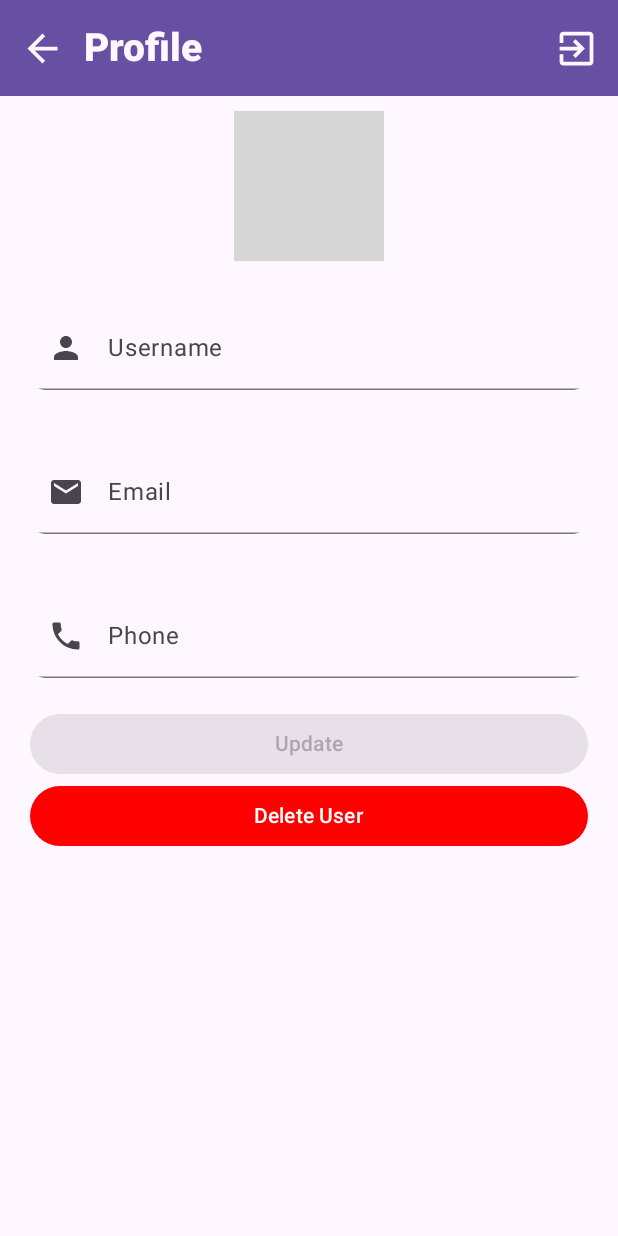
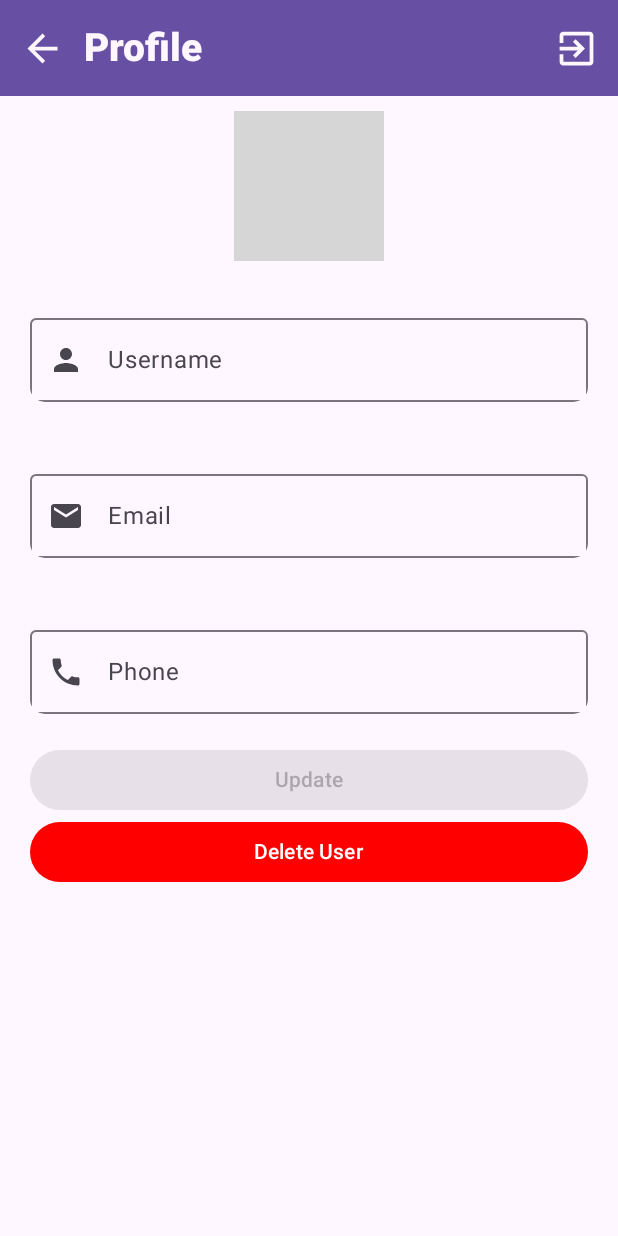
Before and after one commit to JorgeValenciaAbad/MyPetsApp, an Android app built with Jetpack Compose: the composable ProfileScreen shown on its own in the app's theme, on a phone screen of 412 x 824 dp. Run offline under Robolectric (Android 15) with nearby library versions, the phone set to English and light mode, and no system bars; our stand-ins replace Dagger/Hilt's generated code, livedata-compose; network calls fail; pictures from the network do not load; 3 statements that could not run were skipped; grey boxes are pictures that could not be loaded.

Commit message:
select del formulario de solicitud de adopcio, boton de eliminar de profile

```diff
--- a/app/build.gradle
+++ b/app/build.gradle
@@ -55,7 +55,7 @@ dependencies {
     implementation 'androidx.activity:activity-compose:1.3.1'
     implementation "androidx.compose.ui:ui:$compose_version"
     implementation "androidx.compose.ui:ui-tooling-preview:$compose_version"
-    implementation 'androidx.compose.material3:material3:1.1.0-alpha08'
+    implementation 'androidx.compose.material3:material3:1.2.0-alpha01'
     implementation 'com.squareup.retrofit2:retrofit:2.9.0'
     implementation 'com.squareup.retrofit2:converter-gson:2.9.0'
     implementation "androidx.compose.material3:material3:1.0.1"
--- a/app/src/main/java/com/example/mypets/data/remote/MyPetsApi.kt
+++ b/app/src/main/java/com/example/mypets/data/remote/MyPetsApi.kt
@@ -13,8 +13,8 @@ interface MyPetsApi {
 
     @POST("/api/user/login")
     fun login (@Body user: User): Call<String>
-    @POST("/api/user/adduser")
-    fun register (@Body user: User): Call<String>
+    @POST("/api/user/register")
+    fun register (@Body user: User): Call<BaseResponse>
     @GET("/api/pet")
     fun getPets(@Header("Authorization") token: String?):Call<List<Pet>>
     @GET("/api/pet/types")
@@ -26,15 +26,17 @@ interface MyPetsApi {
     @GET("api/pet/type/{type}")
     fun getPetsType(@Header("Authorization") token: String?, @Path("type") type: String):Call<List<Pet>>
     @PUT("/api/user")
-    fun updateUser(@Header("Authorization") token: String?,@Body user: User): Call<User>
+    fun updateUser(@Header("Authorization") token: String?,@Body user: User): Call<BaseResponse>
     @Multipart
     @POST("/api/pet/complaint")
-    fun addComplaint(@Header("Authorization") token: String?, @Part image: MultipartBody.Part, @Query("summary") text:String): Call<Int>
+    fun addComplaint(@Header("Authorization") token: String?, @Part image: MultipartBody.Part, @Query("summary") text:String): Call<BaseResponse>
     @GET("/api/pet/complaint")
     fun getComplaint(@Header("Authorization") token: String?): Call<List<PetMiss>>
     @Multipart
     @PUT("/api/user/image")
-    fun changeAvatar (@Header("Authorization") token: String?, @Part image: MultipartBody.Part): Call<Int>
+    fun changeAvatar (@Header("Authorization") token: String?, @Part image: MultipartBody.Part): Call<BaseResponse>
     @POST("/api/demand")
     fun adoption (@Header("Authorization") token: String?, @Body requestAdoption: RequestAdoption): Call<BaseResponse>
+    @DELETE("/api/user/{id}")
+    fun deleteUser (@Header("Authorization") token: String?, @Path("id") id: Int): Call<BaseResponse>
 }
--- a/app/src/main/java/com/example/mypets/domain/model/User.kt
+++ b/app/src/main/java/com/example/mypets/domain/model/User.kt
@@ -4,11 +4,11 @@ import java.io.Serializable
 
 class User: Serializable {
 
-    private var id : Int = 0
+    var id : Int = 0
     var name: String = ""
     private var pass: String? = ""
     var email: String? = ""
-    var phone: String = ""
+    var phone: String? = null
     var image: String = ""
 
 
@@ -34,6 +34,8 @@ class User: Serializable {
         this.name = ""
         this.pass = ""
         this.email = ""
+        this.phone = null
+        this.image = ""
     }
     override fun toString(): String {
         return "User(name='$name', phone=$phone, email='$email')"
--- a/app/src/main/java/com/example/mypets/domain/repository/PetsRepository.kt
+++ b/app/src/main/java/com/example/mypets/domain/repository/PetsRepository.kt
@@ -12,12 +12,12 @@ interface PetsRepository {
     suspend fun register(user: User):Int
     suspend fun getPets(): List<Pet>?
     suspend fun getPet(id:Int): Pet?
-    suspend fun adoption(id: Int): Int
+    suspend fun deleteUser(id: Int): BaseResponse?
     suspend fun getUser(): User?
     suspend fun filter(type: String): List<Pet>?
     suspend fun logout ()
     suspend fun getTypes(): List<String>?
-    suspend fun updateUser(user: User):User?
+    suspend fun updateUser(user: User): BaseResponse?
     suspend fun addComplaint(image: MultipartBody.Part, text: String): Int
     suspend fun getComplaint(): List<PetMiss>?
     suspend fun changeAvatar(image: MultipartBody.Part): Int
--- a/app/src/main/java/com/example/mypets/ui/Common_components.kt
+++ b/app/src/main/java/com/example/mypets/ui/Common_components.kt
@@ -33,7 +33,7 @@ import com.example.mypets.R
 import com.example.mypets.domain.model.BaseResponse
 import com.example.mypets.domain.model.Pet
 import com.example.mypets.domain.model.PetMiss
-import com.example.mypets.ui.apply_adoption.ApplyAdoptionViewModel
+import com.example.mypets.ui.apply_adoption.RequestAdoptionViewModel
 import com.example.mypets.ui.navigation.Destination
 import com.example.mypets.ui.pet.PetViewModel
 import com.example.mypets.ui.profile.ProfileViewModel
@@ -163,14 +163,14 @@ fun LoadingScreen() {
     }
 }
 
-@OptIn(ExperimentalMaterial3Api::class, ExperimentalComposeUiApi::class)
+@OptIn(ExperimentalComposeUiApi::class)
 @Composable
 fun UserName(
     keyboardController: SoftwareKeyboardController?,
     username: String,
     onTextFieldChanged: (String) -> Unit
 ) {
-    TextField(
+    OutlinedTextField(
         value = username,
         onValueChange = onTextFieldChanged,
         label = { Text(text = "Username") },
@@ -181,21 +181,20 @@ fun UserName(
             .clip(RoundedCornerShape(10.dp)),
         singleLine = true,
 
-        colors = TextFieldDefaults.outlinedTextFieldColors(),
         leadingIcon = { Icon(imageVector = Icons.Filled.Person, contentDescription = "User") },
         keyboardOptions = KeyboardOptions(imeAction = ImeAction.Done),
         keyboardActions = KeyboardActions(onDone = { keyboardController?.hide() }),
     )
 }
 
-@OptIn(ExperimentalMaterial3Api::class, ExperimentalComposeUiApi::class)
+@OptIn(ExperimentalComposeUiApi::class)
 @Composable
 fun UserEmail(
     keyboardController: SoftwareKeyboardController?,
     email: String,
     onTextFieldChanged: (String) -> Unit
 ) {
-    TextField(
+    OutlinedTextField(
         value = email,
         onValueChange = onTextFieldChanged,
         label = { Text(text = "Email") },
@@ -210,20 +209,20 @@ fun UserEmail(
             keyboardType = KeyboardType.Email,
             imeAction = ImeAction.Done
         ),
-        colors = TextFieldDefaults.outlinedTextFieldColors( ),
+        colors = OutlinedTextFieldDefaults.colors(),
         keyboardActions = KeyboardActions(onDone = { keyboardController?.hide() }),
     )
 }
 
-@OptIn(ExperimentalComposeUiApi::class, ExperimentalMaterial3Api::class)
+@OptIn(ExperimentalComposeUiApi::class)
 @Composable
 fun UserPhone(
     keyboardController: SoftwareKeyboardController?,
-    username: String,
+    phone: String?,
     onTextFieldChanged: (String) -> Unit
 ) {
-    TextField(
-        value = username,
+    OutlinedTextField(
+        value = if (phone.isNullOrEmpty()) "" else phone,
         onValueChange = onTextFieldChanged,
         label = { Text(text = "Phone") },
         modifier = Modifier
@@ -232,8 +231,6 @@ fun UserPhone(
             .padding(20.dp)
             .clip(RoundedCornerShape(10.dp)),
         singleLine = true,
-
-        colors = TextFieldDefaults.outlinedTextFieldColors(),
         leadingIcon = { Icon(imageVector = Icons.Filled.Phone, contentDescription = "phone") },
         keyboardOptions = KeyboardOptions(
             keyboardType = KeyboardType.Number,
@@ -244,7 +241,7 @@ fun UserPhone(
 }
 
 
-@OptIn(ExperimentalMaterial3Api::class, ExperimentalComposeUiApi::class)
+@OptIn(ExperimentalComposeUiApi::class)
 @Composable
 fun UserPass(
     keyboardController: SoftwareKeyboardController?,
@@ -255,7 +252,7 @@ fun UserPass(
 
     var isPasswordVisible by remember { mutableStateOf(false) }
 
-    TextField(
+    OutlinedTextField(
         value = password,
         onValueChange = onTextFieldChanged,
         modifier = Modifier
@@ -283,7 +280,6 @@ fun UserPass(
                 }
             }
         },
-        colors = TextFieldDefaults.outlinedTextFieldColors(),
         keyboardOptions = KeyboardOptions(
             keyboardType = KeyboardType.Password,
             imeAction = ImeAction.Done
@@ -292,10 +288,9 @@ fun UserPass(
     )
 }
 
-@OptIn(ExperimentalMaterial3Api::class)
 @Composable
 fun Summary(summary: String, onTextFieldChanged: (String) -> Unit) {
-    TextField(
+    OutlinedTextField(
         value = summary,
         onValueChange = onTextFieldChanged,
         maxLines = 10,
@@ -305,14 +300,12 @@ fun Summary(summary: String, onTextFieldChanged: (String) -> Unit) {
             .fillMaxWidth()
             .padding(20.dp)
             .clip(RoundedCornerShape(10.dp)),
-        colors = TextFieldDefaults.outlinedTextFieldColors()
     )
 }
 
-@OptIn(ExperimentalMaterial3Api::class)
 @Composable
 fun TextFieldForm(label: String, text: String, onTextFieldChanged: (String) -> Unit) {
-    TextField(
+    OutlinedTextField(
         value = text,
         onValueChange = onTextFieldChanged,
         maxLines = 10,
@@ -323,31 +316,27 @@ fun TextFieldForm(label: String, text: String, onTextFieldChanged: (String) -> U
             .fillMaxWidth()
             .padding(20.dp)
             .clip(RoundedCornerShape(10.dp)),
-        colors = TextFieldDefaults.outlinedTextFieldColors()
     )
 }
 
-@OptIn(ExperimentalMaterial3Api::class)
 @Composable
 fun IdentificationFieldForm(label: String, text: String, onTextFieldChanged: (String) -> Unit) {
-    TextField(
+    OutlinedTextField(
         value = text,
         onValueChange = onTextFieldChanged,
         maxLines = 10,
-        isError = !Functions.isValidIdentification(text) && !Functions.isValidIdentificationNIE(text),
+        isError = !Functions.isValidIdentification(text) && !Functions.isValidIdentificationNIE(text) && !Functions.isValidPassport(text) && !Functions.isValidBrp(text),
         label = { Text(text = label) },
         modifier = Modifier
             .wrapContentHeight()
             .fillMaxWidth()
             .padding(20.dp)
             .clip(RoundedCornerShape(10.dp)),
-        colors = TextFieldDefaults.outlinedTextFieldColors()
     )
 }
-@OptIn(ExperimentalMaterial3Api::class)
 @Composable
 fun NumberFieldForm(label: String, number: String, onTextFieldChanged: (String) -> Unit) {
-    TextField(
+    OutlinedTextField(
         value = number,
         onValueChange = onTextFieldChanged,
         maxLines = 10,
@@ -358,13 +347,12 @@ fun NumberFieldForm(label: String, number: String, onTextFieldChanged: (String)
             .fillMaxWidth()
             .padding(20.dp)
             .clip(RoundedCornerShape(10.dp)),
-        colors = TextFieldDefaults.outlinedTextFieldColors()
+        keyboardOptions = KeyboardOptions(keyboardType = KeyboardType.Number)
     )
 }
-@OptIn(ExperimentalMaterial3Api::class)
 @Composable
 fun AddressFieldForm(label: String, text: String, onTextFieldChanged: (String) -> Unit) {
-    TextField(
+    OutlinedTextField(
         value = text,
         onValueChange = onTextFieldChanged,
         maxLines = 10,
@@ -375,7 +363,6 @@ fun AddressFieldForm(label: String, text: String, onTextFieldChanged: (String) -
             .fillMaxWidth()
             .padding(20.dp)
             .clip(RoundedCornerShape(10.dp)),
-        colors = TextFieldDefaults.outlinedTextFieldColors()
     )
 }
 @Composable
@@ -496,7 +483,7 @@ fun Subtitle(text: String) {
 }
 
 @Composable
-fun RadioButtonBoolean(value: Boolean, viewModel: ApplyAdoptionViewModel, code: Int) {
+fun RadioButtonBoolean(value: Boolean, viewModel: RequestAdoptionViewModel, code: Int) {
 
     Row(
         horizontalArrangement = Arrangement.SpaceAround,
--- a/app/src/main/java/com/example/mypets/ui/apply_adoption/ApplyAdoptionViewModel.kt
+++ b/app/src/main/java/com/example/mypets/ui/apply_adoption/RequestAdoptionViewModel.kt
@@ -11,7 +11,7 @@ import dagger.hilt.android.lifecycle.HiltViewModel
 import javax.inject.Inject
 
 @HiltViewModel
-class ApplyAdoptionViewModel @Inject constructor(private val repository: MyPetsRepositoryImpl) :
+class RequestAdoptionViewModel @Inject constructor(private val repository: MyPetsRepositoryImpl) :
     ViewModel() {
 
 
--- a/app/src/main/java/com/example/mypets/ui/profile/ProfileScreen.kt
+++ b/app/src/main/java/com/example/mypets/ui/profile/ProfileScreen.kt
@@ -23,12 +23,14 @@ import androidx.compose.ui.unit.sp
 import androidx.hilt.navigation.compose.hiltViewModel
 import androidx.navigation.NavController
 import androidx.navigation.NavHostController
+import com.example.mypets.domain.model.BaseResponse
 import com.example.mypets.domain.model.User
 import com.example.mypets.ui.*
+import com.example.mypets.ui.navigation.Destination
 import kotlinx.coroutines.runBlocking
 
 @Composable
-fun ProfileScreen(navController: NavHostController, viewModel: ProfileViewModel= hiltViewModel()) {
+fun ProfileScreen(navController: NavHostController, viewModel: ProfileViewModel = hiltViewModel()) {
 
     runBlocking {
         viewModel.getUser()
@@ -36,33 +38,54 @@ fun ProfileScreen(navController: NavHostController, viewModel: ProfileViewModel=
 
     val singlePhotoPickerLauncher = rememberLauncherForActivityResult(
         contract = ActivityResultContracts.PickVisualMedia(),
-        onResult = { uri -> runBlocking {
+        onResult = { uri ->
+            runBlocking {
                 uri?.let { viewModel.changeAvatar(uri) }
                 viewModel.getUser()
-        } }
+            }
+        }
     )
-
+    val response: BaseResponse? by viewModel.response.observeAsState(initial = null)
     val user by viewModel.user.observeAsState(initial = User())
     Column {
         TopBarProfile(navController = navController, viewModel = viewModel)
         LazyColumn(Modifier.fillMaxSize()) {
-            item{
-                Column (
+            item {
+                Column(
                     modifier = Modifier.fillMaxWidth(),
                     horizontalAlignment = Alignment.CenterHorizontally,
                     verticalArrangement = Arrangement.Center
                 ) {
-                    Images(imageName = user.image, modifier = Modifier
+                    Images(
+                        imageName = user.image,
+                        modifier = Modifier
                             .padding(10.dp)
                             .size(100.dp)
                             .clip(CircleShape)
                             .clickable {
                                 singlePhotoPickerLauncher.launch(
                                     PickVisualMediaRequest(ActivityResultContracts.PickVisualMedia.ImageOnly)
-                        ) },)
+                                )
+                            },
+                    )
                     DataUser(user = user, viewModel)
                 }
-                DeleteUser(navController = navController, viewModel = viewModel )
+                Button(
+                    onClick = {
+                        runBlocking {
+                            viewModel.delete(user)
+                            if (response?.code == 0) navController.navigate(Destination.MainScreen.route)
+                        }
+                    }, modifier = Modifier
+                        .fillMaxWidth()
+                        .padding(horizontal = 20.dp),
+                    colors = ButtonDefaults.buttonColors(
+                        containerColor = Color.Red,
+                        contentColor = Color.White
+                    )
+                ) {
+                    Text(text = "Delete User")
+                }
             }
 
         }
@@ -72,12 +95,12 @@ fun ProfileScreen(navController: NavHostController, viewModel: ProfileViewModel=
 
 @OptIn(ExperimentalComposeUiApi::class)
 @Composable
-fun DataUser(user: User, viewModel: ProfileViewModel){
+fun DataUser(user: User, viewModel: ProfileViewModel) {
 
     val keyboardController = LocalSoftwareKeyboardController.current
     val name: String by viewModel.name.observeAsState(initial = user.name)
     val email: String by viewModel.email.observeAsState(initial = user.email.toString())
-    val phone: String by viewModel.phone.observeAsState(initial = user.phone)
+    val phone: String? by viewModel.phone.observeAsState(initial = user.phone)
     val profileEnable: Boolean by viewModel.profileEnable.observeAsState(initial = false)
     Column {
 
@@ -105,18 +128,21 @@ fun DataUser(user: User, viewModel: ProfileViewModel){
                 it
             )
         }
-        Button(onClick = { runBlocking { viewModel.update(user) }}, modifier = Modifier
+        Button(
+            onClick = { runBlocking { viewModel.update(user) } }, modifier = Modifier
                 .fillMaxWidth()
-            .padding(horizontal = 20.dp), enabled = profileEnable ){
-            Text(text= "Update")
+                .padding(horizontal = 20.dp), enabled = profileEnable
+        ) {
+            Text(text = "Update")
         }
 
     }
 
 }
+
 @OptIn(ExperimentalMaterial3Api::class)
 @Composable
-fun TopBarProfile(navController: NavController, viewModel: ProfileViewModel){
+fun TopBarProfile(navController: NavController, viewModel: ProfileViewModel) {
     TopAppBar(
         navigationIcon = { ArrowBackIcon(navController) },
         actions = { LogoutIcon(navController, viewModel) },
@@ -126,22 +152,7 @@ fun TopBarProfile(navController: NavController, viewModel: ProfileViewModel){
                 text = "Profile",
                 fontWeight = FontWeight.ExtraBold,
                 fontSize = 26.sp,
-                color =  MaterialTheme.colorScheme.surface
+                color = MaterialTheme.colorScheme.surface
             )
         })
 }
-
-
-@Composable
-fun DeleteUser(navController: NavController, viewModel: ProfileViewModel){
-    Button(onClick = { viewModel}, modifier = Modifier
-        .fillMaxWidth()
-        .padding(horizontal = 20.dp),
-        colors = ButtonDefaults.buttonColors(
-            containerColor = Color.Red,
-            contentColor = Color.White
-        )
-        ){
-        Text(text = "Delete User")
-    }
-}
--- a/app/src/main/java/com/example/mypets/ui/profile/ProfileViewModel.kt
+++ b/app/src/main/java/com/example/mypets/ui/profile/ProfileViewModel.kt
@@ -6,6 +6,7 @@ import androidx.lifecycle.LiveData
 import androidx.lifecycle.MutableLiveData
 import androidx.lifecycle.ViewModel
 import com.example.mypets.data.MyPetsRepositoryImpl
+import com.example.mypets.domain.model.BaseResponse
 import com.example.mypets.domain.model.User
 import com.example.mypets.util.FileUtils
 import com.example.mypets.util.Functions
@@ -32,6 +33,9 @@ class ProfileViewModel @Inject constructor(@ApplicationContext private val conte
     private val _profileEnable = MutableLiveData<Boolean>()
     val profileEnable: LiveData<Boolean> = _profileEnable
 
+    private val _response = MutableLiveData<BaseResponse>()
+    val response: LiveData<BaseResponse> = _response
+
 
     suspend fun getUser() {
         _user.value = repository.getUser()
@@ -45,7 +49,7 @@ class ProfileViewModel @Inject constructor(@ApplicationContext private val conte
         return repository.changeAvatar(Functions.uriToMultiPartBody(FileUtils.getPath(context,uri)))
     }
 
-    fun onLoginChanged(name: String, email: String, phone: String){
+    fun onLoginChanged(name: String, email: String, phone: String?){
 
         _name.value = name
         _email.value = email
@@ -53,7 +57,6 @@ class ProfileViewModel @Inject constructor(@ApplicationContext private val conte
 
          _profileEnable.value = Functions.isValidEmail(email) && Functions.isValidPhone(phone)|| phone.isNullOrEmpty() && Functions.isValidUser(name)
     }
-
     suspend fun update(user: User){
         user.name = name.value.toString()
         user.phone = phone.value.toString()
@@ -61,4 +64,7 @@ class ProfileViewModel @Inject constructor(@ApplicationContext private val conte
 
         repository.updateUser(user)
     }
+    suspend fun delete(user: User){
+        _response.value = repository.deleteUser(user.id)
+    }
 }
--- a/app/src/main/java/com/example/mypets/util/Functions.kt
+++ b/app/src/main/java/com/example/mypets/util/Functions.kt
@@ -15,9 +15,13 @@ object Functions {
     fun isValidSummary(summary: String): Boolean = summary.length > 100
     fun isValidText(text: String): Boolean = text.length > 1 && Constants.patternText.matcher(text).matches()
     fun isValidNumber(number: String): Boolean =  Constants.patternNumber.matcher(number).matches()
-    fun isValidPhone(phone: String): Boolean = Constants.patternPhone.matcher(phone).matches()
+    fun isValidPhone(phone: String?): Boolean = Constants.patternPhone.matcher(phone).matches()
     fun isValidIdentification(identification: String): Boolean = Constants.patternIdentification.matcher(identification).matches()
     fun isValidIdentificationNIE(identification: String): Boolean = Constants.patternNIE.matcher(identification).matches()
+    fun isValidPassport(identification: String): Boolean =  Constants.patternPassport.matcher(identification).matches()
+    fun isValidBrp(identification: String): Boolean =  Constants.patternBrp.matcher(identification).matches()
+
+
     fun toDate(dateMillis: Long?): String{
         val date = dateMillis?.let { Date(it) }
         val format = SimpleDateFormat("yyyy-MM-dd")
```
Also changed, not shown: app/src/main/java/com/example/mypets/data/MyPetsRepositoryImpl.kt (+13 -4 lines), app/src/main/java/com/example/mypets/ui/apply_adoption/RequestAdoption.kt (renamed from app/src/main/java/com/example/mypets/ui/apply_adoption/PersonalDataScreen.kt, +84 -5 lines), app/src/main/java/com/example/mypets/util/Constants.kt (+8 -2 lines). Lines whose indentation alone changed are shown as unchanged.
